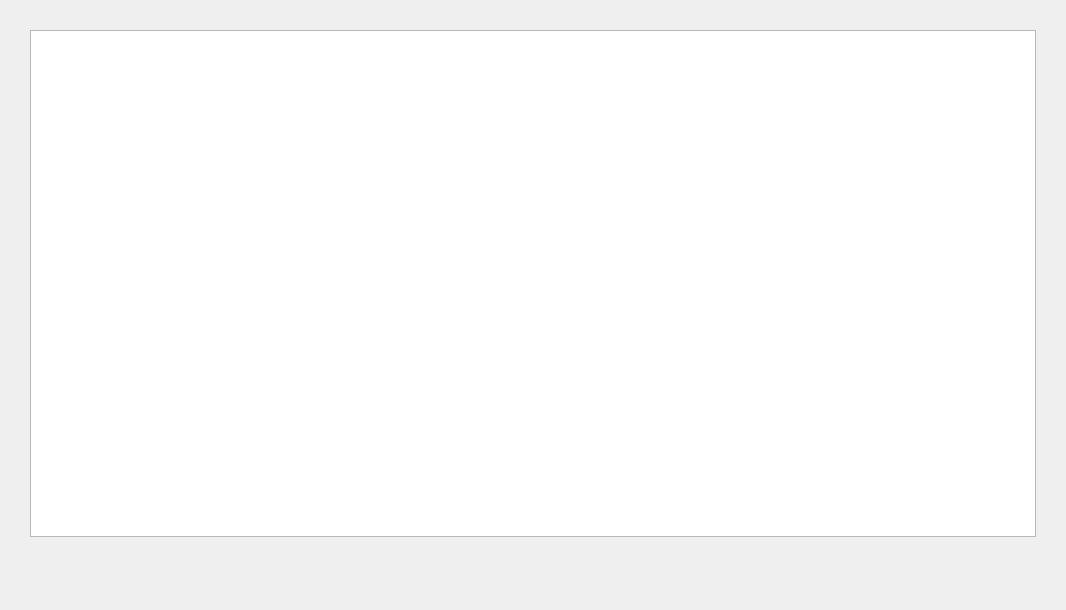
Before: the Qt Designer form juego.ui in julianocampov/Juego, drawn with Qt 5.
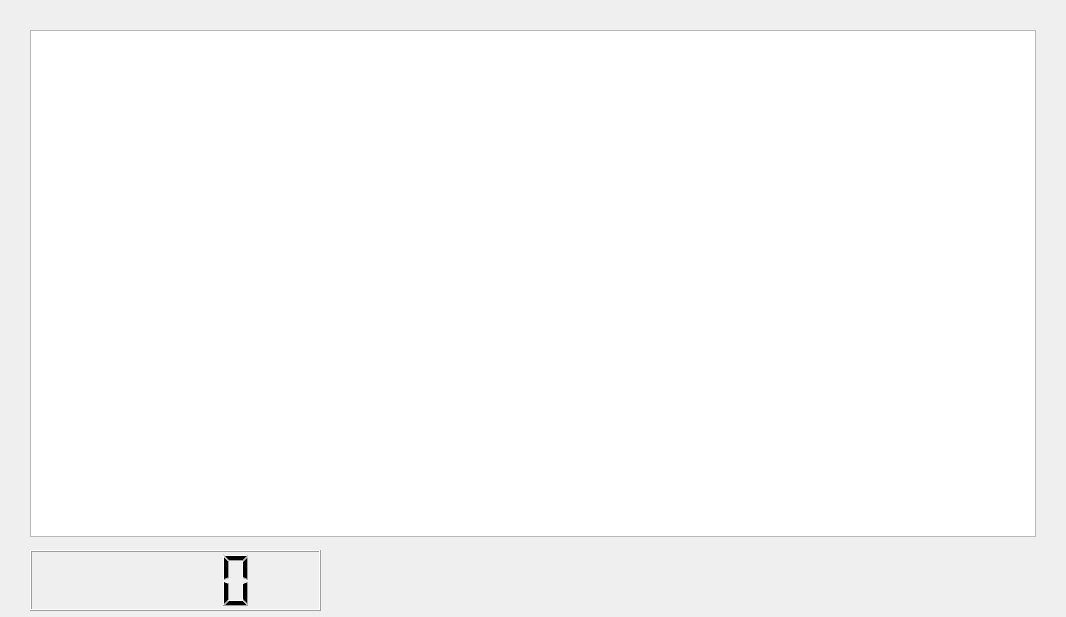
After: the same form once the commit is applied.

Diff of the .ui file:
```diff
--- a/juego.ui
+++ b/juego.ui
@@ -7,7 +7,7 @@
     <x>0</x>
     <y>0</y>
     <width>1066</width>
-    <height>610</height>
+    <height>617</height>
    </rect>
   </property>
   <property name="windowTitle">
@@ -23,6 +23,16 @@
     </rect>
    </property>
   </widget>
+  <widget class="QLCDNumber" name="puntos">
+   <property name="geometry">
+    <rect>
+     <x>30</x>
+     <y>550</y>
+     <width>291</width>
+     <height>61</height>
+    </rect>
+   </property>
+  </widget>
  </widget>
  <resources/>
  <connections/>
```
